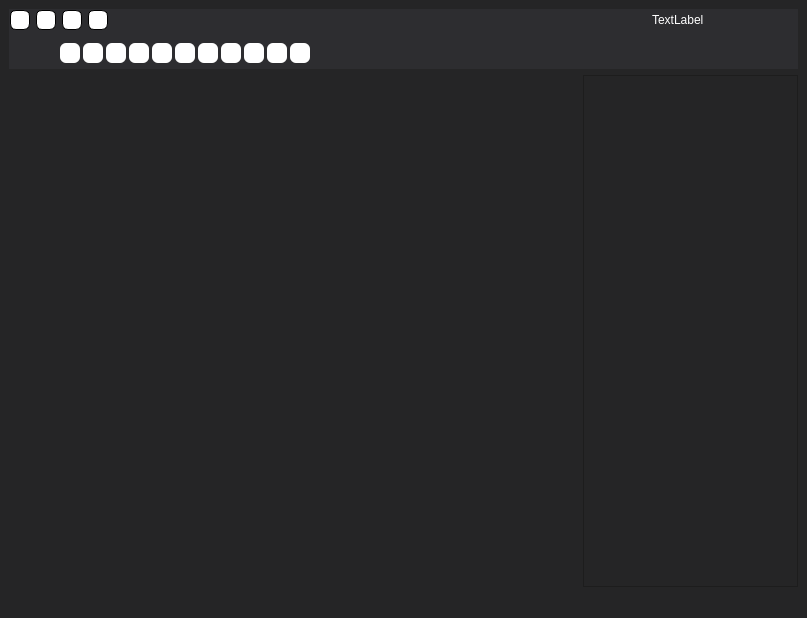
Qt form ver001.ui (KongGuRE/Simple-image-process) before a commit.
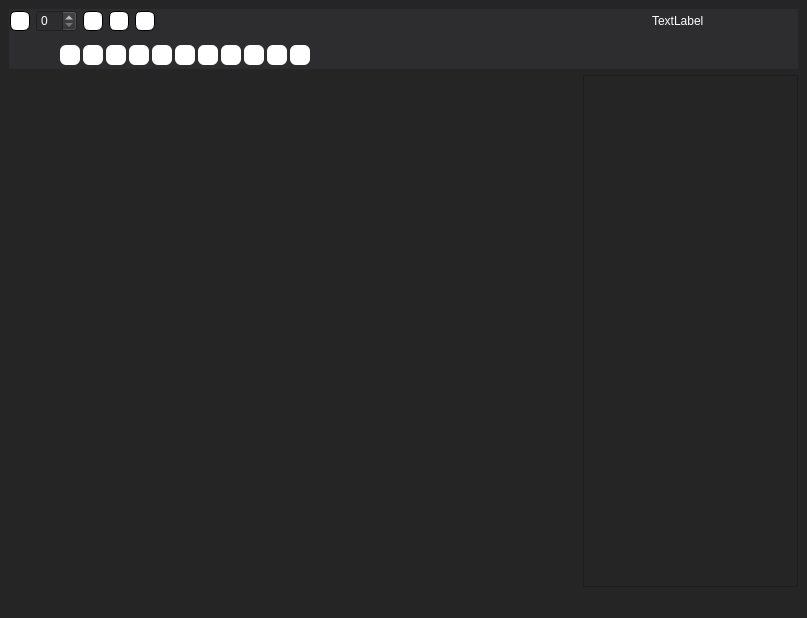
The same form after that commit. Icons and pictures are not drawn. Custom widgets are drawn as their Qt base class.

Commit message:
chore (ver001.py, ver001.ui): 프로젝트 나누기 전 커밋
프로젝트 나누기 전 커밋
Segmantation Program과 File IO Program 나누기 전

오류:
해결:
수정:

The edit to the form file:
```diff
--- a/ver001.ui
+++ b/ver001.ui
@@ -128,6 +128,9 @@
            </property>
           </widget>
          </item>
+         <item>
+          <widget class="QSpinBox" name="spbox_paintbrus_size"/>
+         </item>
          <item>
           <widget class="QPushButton" name="btn_floodfill">
            <property name="minimumSize">
```
The commit also changes 2 other files.
